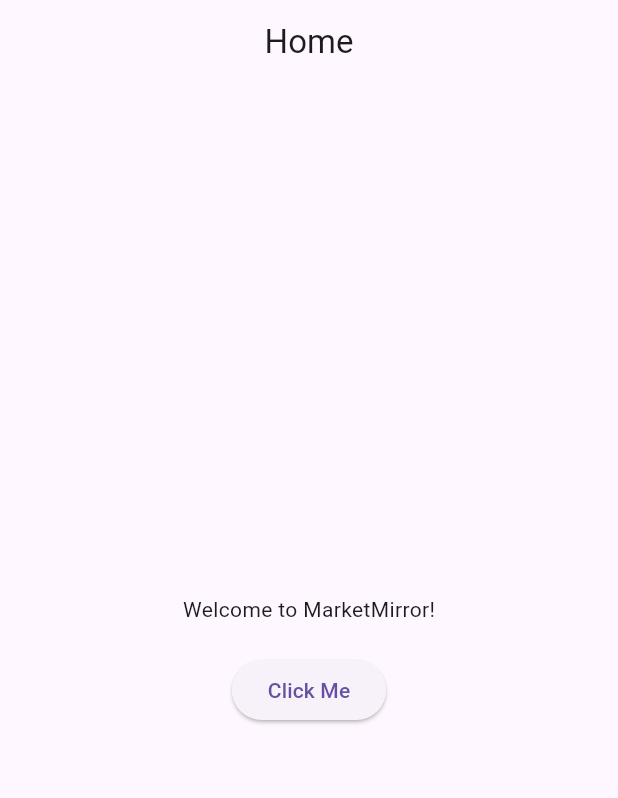
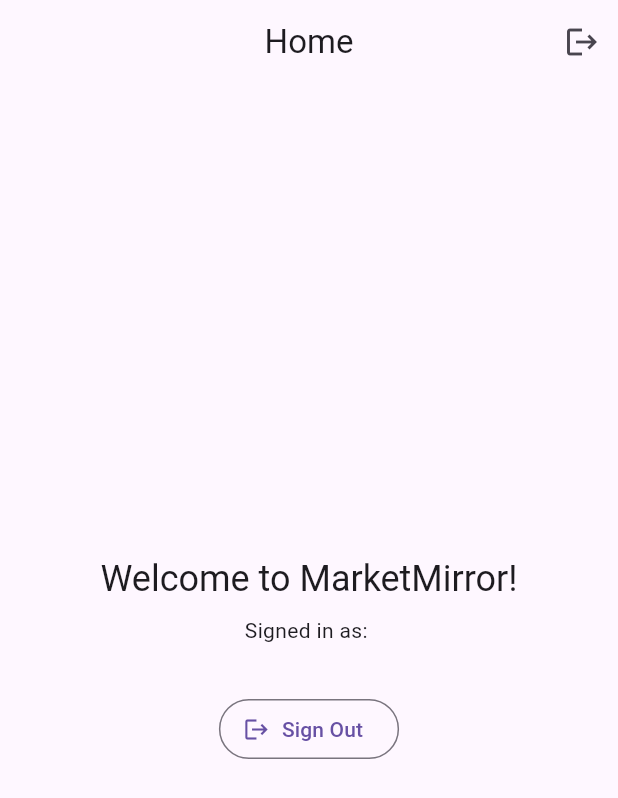
Before and after one commit to SQ77/MarketMirror, a Flutter app: the screen it shows once a user with an empty profile is signed in, on a phone screen of 412 x 824 dp. Shown: the top 798 px of the screen. Run offline on Flutter 3.47's test engine with Material 3 defaults, Android fonts, the phone set to English and light mode, and no system bars; our stand-ins replace flutter_dotenv, supabase_flutter; accounts and stored records are empty.

Commit message:
Add signout button

```diff
--- a/lib/pages/home_page.dart
+++ b/lib/pages/home_page.dart
@@ -1,29 +1,120 @@
 import 'package:flutter/material.dart';
+import 'package:marketmirror/auth/auth_service.dart';
 
-class HomePage extends StatelessWidget {
+class HomePage extends StatefulWidget {
   const HomePage({super.key});
 
-  void _onButtonPressed(BuildContext context) {
-    ScaffoldMessenger.of(
-      context,
-    ).showSnackBar(SnackBar(content: Text('Button Pressed!')));
+  @override
+  State<HomePage> createState() => _HomePageState();
+}
+
+class _HomePageState extends State<HomePage> {
+  final _authService = AuthService();
+  bool _isSigningOut = false;
+
+  Future<void> _signOut() async {
+    setState(() {
+      _isSigningOut = true;
+    });
+
+    try {
+      await _authService.signOut();
+      // AuthGate will handle the redirect automatically
+    } catch (e) {
+      if (mounted) {
+        ScaffoldMessenger.of(context).showSnackBar(
+          SnackBar(
+            content: Text('Sign out failed: $e'),
+            backgroundColor: Theme.of(context).colorScheme.error,
+            behavior: SnackBarBehavior.floating,
+          ),
+        );
+      }
+    } finally {
+      if (mounted) {
+        setState(() {
+          _isSigningOut = false;
+        });
+      }
+    }
+  }
+
+  void _showSignOutDialog() {
+    showDialog(
+      context: context,
+      builder: (BuildContext context) {
+        return AlertDialog(
+          title: const Text('Sign Out'),
+          content: const Text('Are you sure you want to sign out?'),
+          actions: [
+            TextButton(
+              onPressed: () => Navigator.of(context).pop(),
+              child: const Text('Cancel'),
+            ),
+            TextButton(
+              onPressed: () {
+                Navigator.of(context).pop();
+                _signOut();
+              },
+              child: const Text('Sign Out'),
+            ),
+          ],
+        );
+      },
+    );
   }
 
   @override
   Widget build(BuildContext context) {
     return Scaffold(
-      appBar: AppBar(title: Text('Home'), centerTitle: true),
+      appBar: AppBar(
+        title: const Text('Home'),
+        centerTitle: true,
+        actions: [
+          IconButton(
+            onPressed: _isSigningOut ? null : _showSignOutDialog,
+            icon:
+                _isSigningOut
+                    ? const SizedBox(
+                      width: 20,
+                      height: 20,
+                      child: CircularProgressIndicator(strokeWidth: 2),
+                    )
+                    : const Icon(Icons.logout),
+            tooltip: 'Sign Out',
+          ),
+        ],
+      ),
       body: Center(
         child: Padding(
-          padding: EdgeInsets.all(24.0),
+          padding: const EdgeInsets.all(24.0),
           child: Column(
             mainAxisSize: MainAxisSize.min,
             children: [
-              Text('Welcome to MarketMirror!'),
-              SizedBox(height: 20),
-              ElevatedButton(
-                onPressed: () => _onButtonPressed(context),
-                child: Text('Click Me'),
+              Text(
+                'Welcome to MarketMirror!',
+                style: Theme.of(context).textTheme.headlineSmall,
+              ),
+              const SizedBox(height: 8),
+              Text(
+                'Signed in as: ${_authService.getCurrentUserEmail() ?? 'Unknown'}',
+                style: Theme.of(context).textTheme.bodyMedium?.copyWith(
+                  color: Theme.of(context).textTheme.bodySmall?.color,
+                ),
+              ),
+              const SizedBox(height: 32),
+
+              OutlinedButton.icon(
+                onPressed: _isSigningOut ? null : _showSignOutDialog,
+                icon:
+                    _isSigningOut
+                        ? const SizedBox(
+                          width: 16,
+                          height: 16,
+                          child: CircularProgressIndicator(strokeWidth: 2),
+                        )
+                        : const Icon(Icons.logout),
+                label: Text(_isSigningOut ? 'Signing Out...' : 'Sign Out'),
               ),
             ],
           ),
```
